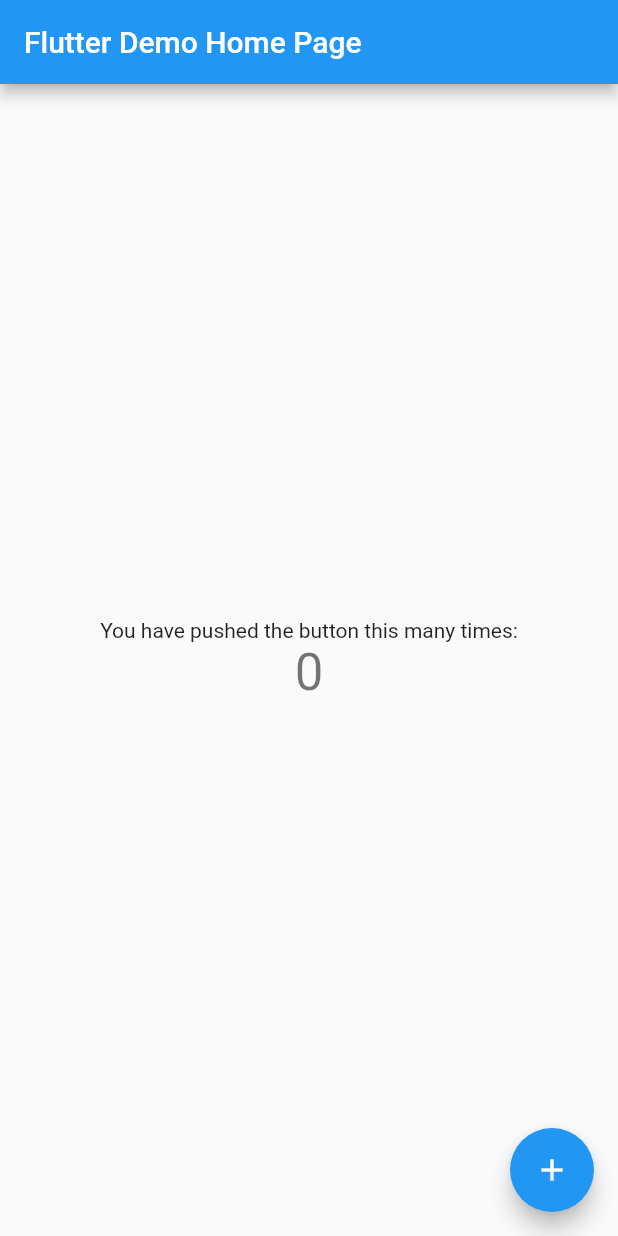
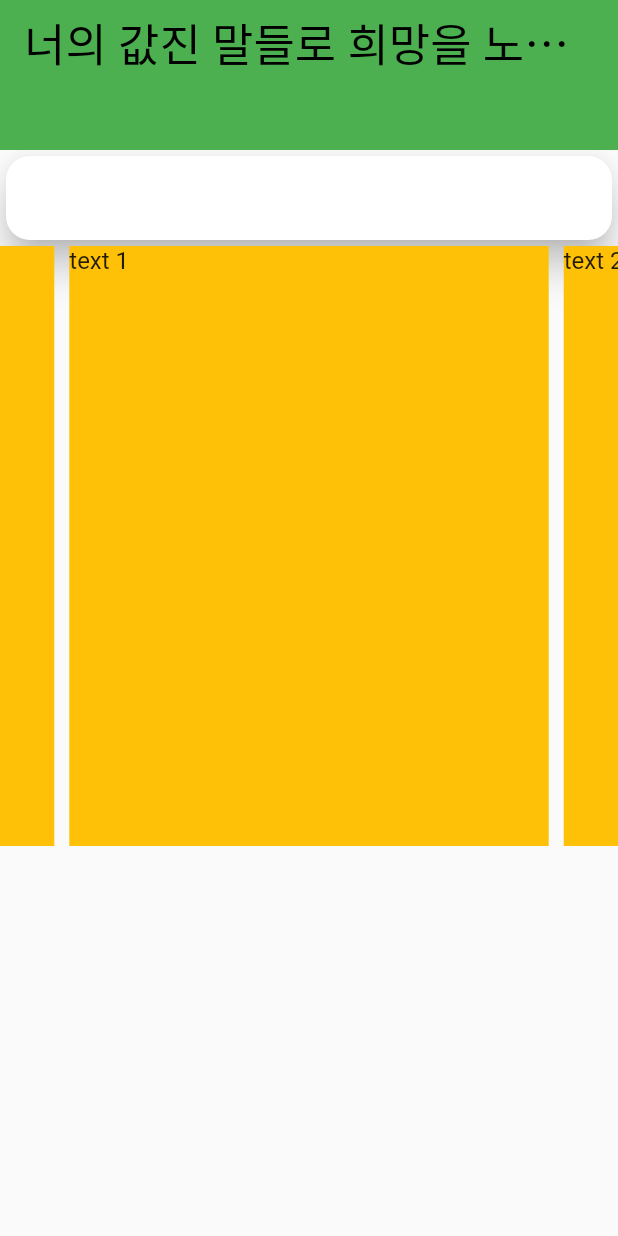
Before and after one commit to minsung521/IRFY, a Flutter app: the screen it shows after launch, on a phone screen of 412 x 824 dp. Run offline on Flutter 3.47's test engine with Material 2 defaults, Android fonts, the phone set to English and light mode, and no system bars; drawn by our look-alikes of carousel_slider; our stand-ins replace google_fonts.

Commit message:
app bar and carouselslider

```diff
--- /dev/null
+++ b/lib/buildAppBar.dart
@@ -0,0 +1,30 @@
+import 'package:flutter/material.dart';
+
+class BuildAppBar extends StatefulWidget {
+  const BuildAppBar({ Key key }) : super(key: key);
+  @override
+  _BuildAppBarState createState() => _BuildAppBarState();
+}
+
+class _BuildAppBarState extends State<BuildAppBar> {
+  String saying = "너의 값진 말들로 희망을 노래하라";
+  String byWho = "평가원";
+  @override
+  Widget build(BuildContext context) {
+    return  PreferredSize(
+      //appbarB.svg 이미지 삽입 예정
+      child: AppBar(
+        backgroundColor: Colors.green,
+        elevation: 0.0,
+        title: Text(
+          saying + '   by.' + byWho,
+          style: TextStyle(
+            color: Colors.black,
+          ),
+        ),
+        centerTitle: true,
+      ),
+      preferredSize: Size.fromHeight(100.0),
+    );
+  }
+}
--- a/lib/main.dart
+++ b/lib/main.dart
@@ -1,113 +1,17 @@
 import 'package:flutter/material.dart';
+import 'myhome.dart';
 
-void main() {
-  runApp(MyApp());
-}
+void main() => runApp(MyApp());
 
 class MyApp extends StatelessWidget {
-  // This widget is the root of your application.
+  const MyApp({ Key key }) : super(key: key);
+
   @override
   Widget build(BuildContext context) {
     return MaterialApp(
-      title: 'Flutter Demo',
-      theme: ThemeData(
-        // This is the theme of your application.
-        //
-        // Try running your application with "flutter run". You'll see the
-        // application has a blue toolbar. Then, without quitting the app, try
-        // changing the primarySwatch below to Colors.green and then invoke
-        // "hot reload" (press "r" in the console where you ran "flutter run",
-        // or simply save your changes to "hot reload" in a Flutter IDE).
-        // Notice that the counter didn't reset back to zero; the application
-        // is not restarted.
-        primarySwatch: Colors.blue,
-      ),
-      home: MyHomePage(title: 'Flutter Demo Home Page'),
+      debugShowCheckedModeBanner: false,
+      title: "IRFY",
+      home: MyHome(),
     );
   }
 }
-
-class MyHomePage extends StatefulWidget {
-  MyHomePage({Key? key, required this.title}) : super(key: key);
-
-  // This widget is the home page of your application. It is stateful, meaning
-  // that it has a State object (defined below) that contains fields that affect
-  // how it looks.
-
-  // This class is the configuration for the state. It holds the values (in this
-  // case the title) provided by the parent (in this case the App widget) and
-  // used by the build method of the State. Fields in a Widget subclass are
-  // always marked "final".
-
-  final String title;
-
-  @override
-  _MyHomePageState createState() => _MyHomePageState();
-}
-
-class _MyHomePageState extends State<MyHomePage> {
-  int _counter = 0;
-
-  void _incrementCounter() {
-    setState(() {
-      // This call to setState tells the Flutter framework that something has
-      // changed in this State, which causes it to rerun the build method below
-      // so that the display can reflect the updated values. If we changed
-      // _counter without calling setState(), then the build method would not be
-      // called again, and so nothing would appear to happen.
-      _counter++;
-    });
-  }
-
-  @override
-  Widget build(BuildContext context) {
-    // This method is rerun every time setState is called, for instance as done
-    // by the _incrementCounter method above.
-    //
-    // The Flutter framework has been optimized to make rerunning build methods
-    // fast, so that you can just rebuild anything that needs updating rather
-    // than having to individually change instances of widgets.
-    return Scaffold(
-      appBar: AppBar(
-        // Here we take the value from the MyHomePage object that was created by
-        // the App.build method, and use it to set our appbar title.
-        title: Text(widget.title),
-      ),
-      body: Center(
-        // Center is a layout widget. It takes a single child and positions it
-        // in the middle of the parent.
-        child: Column(
-          // Column is also a layout widget. It takes a list of children and
-          // arranges them vertically. By default, it sizes itself to fit its
-          // children horizontally, and tries to be as tall as its parent.
-          //
-          // Invoke "debug painting" (press "p" in the console, choose the
-          // "Toggle Debug Paint" action from the Flutter Inspector in Android
-          // Studio, or the "Toggle Debug Paint" command in Visual Studio Code)
-          // to see the wireframe for each widget.
-          //
-          // Column has various properties to control how it sizes itself and
-          // how it positions its children. Here we use mainAxisAlignment to
-          // center the children vertically; the main axis here is the vertical
-          // axis because Columns are vertical (the cross axis would be
-          // horizontal).
-          mainAxisAlignment: MainAxisAlignment.center,
-          children: <Widget>[
-            Text(
-              'You have pushed the button this many times:',
-            ),
-            Text(
-              '$_counter',
-              style: Theme.of(context).textTheme.headline4,
-            ),
-          ],
-        ),
-      ),
-      floatingActionButton: FloatingActionButton(
-        onPressed: _incrementCounter,
-        tooltip: 'Increment',
-        child: Icon(Icons.add),
-      ), // This trailing comma makes auto-formatting nicer for build methods.
-    );
-  }
-}
--- /dev/null
+++ b/lib/myhome.dart
@@ -0,0 +1,66 @@
+import 'package:flutter/material.dart';
+import 'package:carousel_slider/carousel_slider.dart';
+import 'package:google_fonts/google_fonts.dart';
+
+class MyHome extends StatefulWidget {
+  @override
+  _HomeState createState() => _HomeState();
+}
+
+class _HomeState extends State<MyHome> {
+  String saying = "너의 값진 말들로 희망을 노래하라";
+  String byWho = "평가원";
+
+  @override
+  Widget build(BuildContext context) {
+    return Scaffold(
+      appBar: PreferredSize(
+        child: AppBar(//AppBar 위젯에 appbarB.svg 이미지 삽입
+          backgroundColor: Colors.green,
+          centerTitle: true,
+          elevation: 0.0,
+          title: Text(
+            saying + '\nby.' +byWho,
+            style: GoogleFonts.nanumPenScript(
+              textStyle : TextStyle(
+                color: Colors.black,
+                fontSize: 30,
+              ),
+            )
+          ),
+        ),
+        preferredSize: Size.fromHeight(100.0),
+      ),
+      body: ListView(
+        children: [
+          Card(
+            shape: RoundedRectangleBorder(
+              borderRadius: BorderRadius.circular(16.0),
+            ),
+            elevation: 10,
+            child: ListTile(
+
+            ),
+          ),
+          CarouselSlider(
+              options: CarouselOptions(height: 400.0),
+              items: [1,2,3,4,5].map((i) {
+                return Builder(
+                  builder: (BuildContext context) {
+                    return Container(
+                      width: MediaQuery.of(context).size.width,
+                      margin: EdgeInsets.symmetric(horizontal: 5.0),
+                      decoration: BoxDecoration(
+                      color: Colors.amber
+                      ),
+                      child: Text('text $i', style: TextStyle(fontSize: 16.0),)
+                    );
+                  },
+                );
+              }).toList(),
+            )
+        ],
+      ),
+    );
+  }
+}
```
Also changed, not shown: pubspec.yaml (+8 -6 lines), images/appbarB.svg (added), pubspec.lock.
